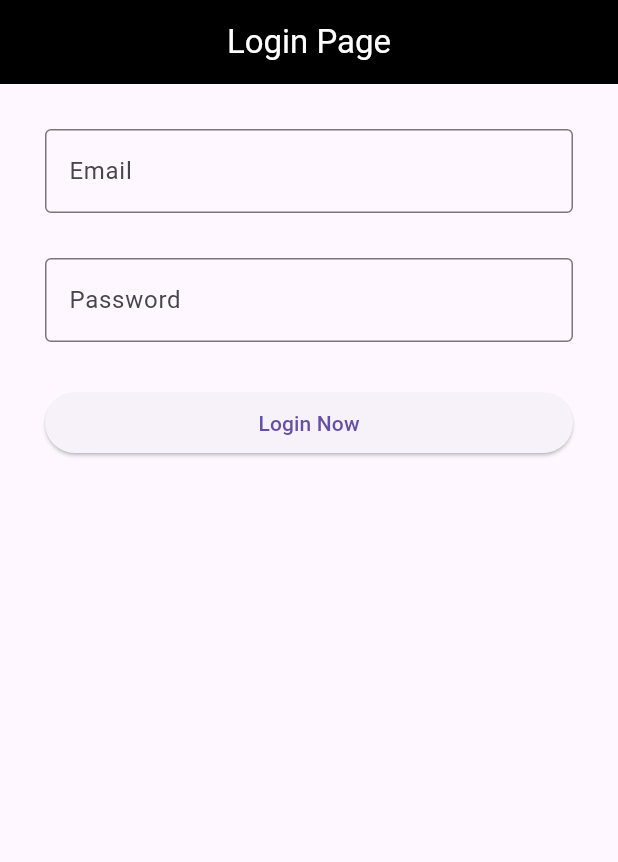
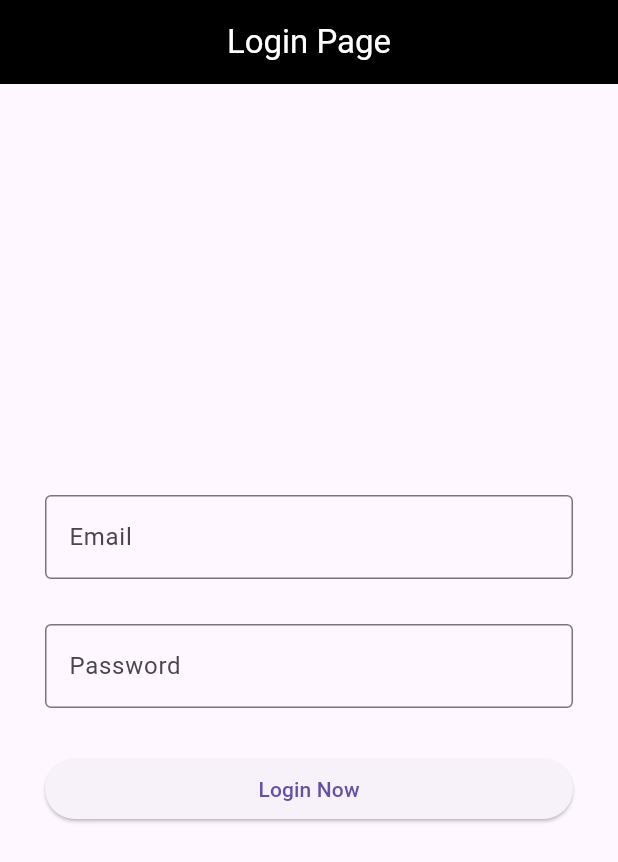
Before and after one commit to narayanvyas/cu_cc2, a Flutter app: the screen it shows after launch, after a tap on "Login Now", on a phone screen of 412 x 824 dp. Shown: the top 862 px of the screen. Run offline on Flutter 3.47's test engine with Material 3 defaults, Android fonts, the phone set to English and light mode, and no system bars.

Commit message:
Working on Login Page;

```diff
--- a/lib/login_page.dart
+++ b/lib/login_page.dart
@@ -1,4 +1,27 @@
 import 'package:flutter/material.dart';
+
+final TextEditingController emailController = TextEditingController();
+final TextEditingController passwordController = TextEditingController();
+
+bool validateForm() {
+  if (!RegExp(
+          r"^[a-zA-Z0-9.a-zA-Z0-9.!#$%&'*+-/=?^_`{|}~]+@[a-zA-Z0-9]+\.[a-zA-Z]+")
+      .hasMatch(emailController.text)) {
+    print('Email is wrong');
+    return false;
+  } else if (passwordController.text.length < 6) {
+    print('Password is wrong');
+    return false;
+  } else {
+    return true;
+  }
+}
+
+void performLogin() {
+  if (validateForm()) {
+    print('Login Success');
+  }
+}
 
 class LoginPage extends StatelessWidget {
   const LoginPage({super.key});
@@ -14,10 +37,13 @@ class LoginPage extends StatelessWidget {
         backgroundColor: Colors.black,
         centerTitle: true,
       ),
-      body: ListView(
-        padding: EdgeInsets.only(left: 30, right: 30, top: 30),
+      body: Center(
+        child: ListView(
+          shrinkWrap: true,
+          padding: EdgeInsets.only(left: 30, right: 30),
           children: [
             TextField(
+              controller: emailController,
               decoration: InputDecoration(
                 border: OutlineInputBorder(),
                 hintText: 'Email',
@@ -27,6 +53,7 @@ class LoginPage extends StatelessWidget {
               height: 30,
             ),
             TextField(
+              controller: passwordController,
               decoration: InputDecoration(
                 border: OutlineInputBorder(),
                 hintText: 'Password',
@@ -36,11 +63,14 @@ class LoginPage extends StatelessWidget {
               height: 30,
             ),
             ElevatedButton(
-            onPressed: () {},
+              onPressed: () {
+                performLogin();
+              },
               child: Text('Login Now'),
             )
           ],
         ),
+      ),
     );
   }
 }
```
Lines whose indentation alone changed are shown as unchanged.
